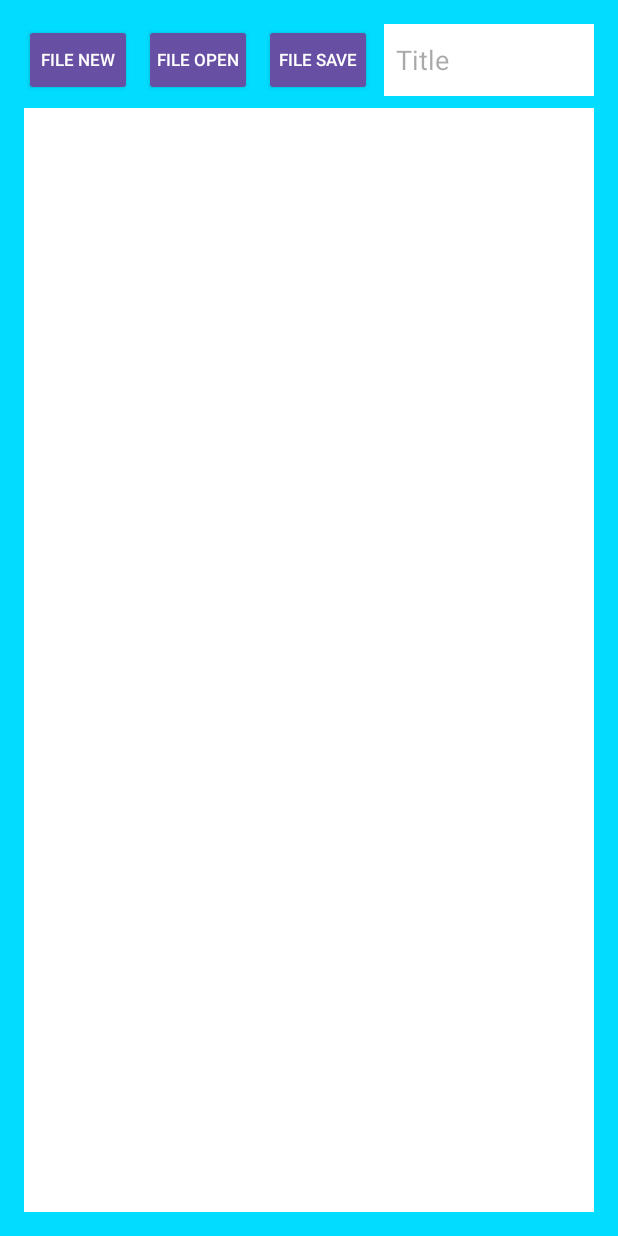
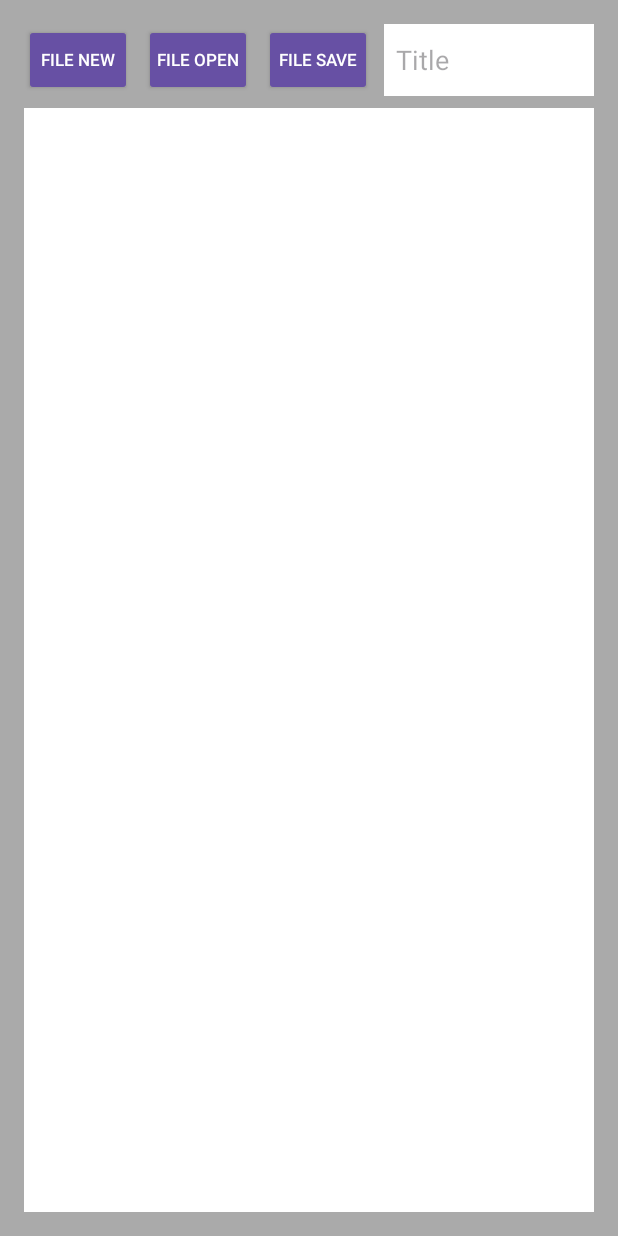
Before and after one commit to gilangnr/notepad-app, an Android app: the screen it shows after launch (MainActivity), on a phone screen of 412 x 824 dp. Run offline under Robolectric (Android 15) with nearby library versions, the phone set to English and light mode, and no system bars.

Commit message:
change color

```diff
--- a/app/src/main/res/layout/activity_main.xml
+++ b/app/src/main/res/layout/activity_main.xml
@@ -5,7 +5,7 @@
     android:id="@+id/main"
     android:layout_width="match_parent"
     android:layout_height="match_parent"
-    android:background="@android:color/holo_blue_bright"
+    android:background="@android:color/darker_gray"
     android:padding="16dp"
     tools:context=".MainActivity">
 
```
